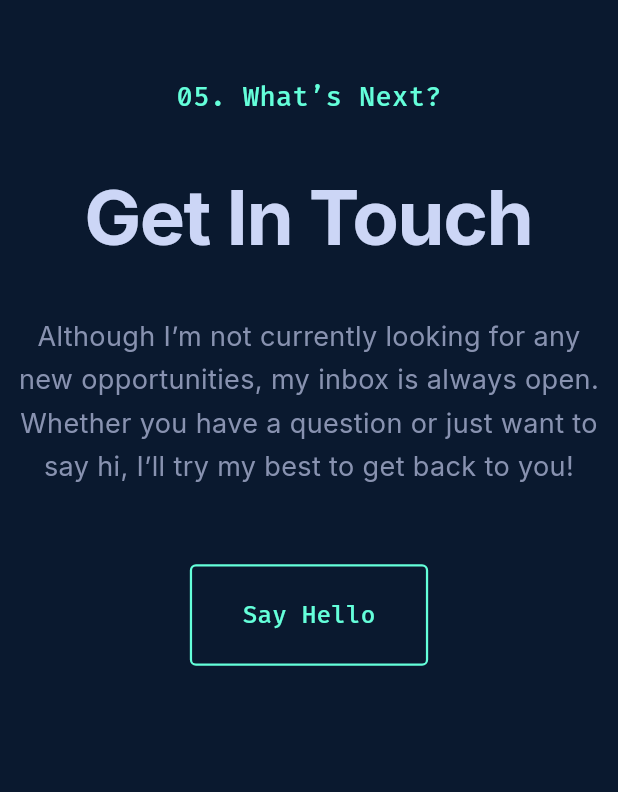
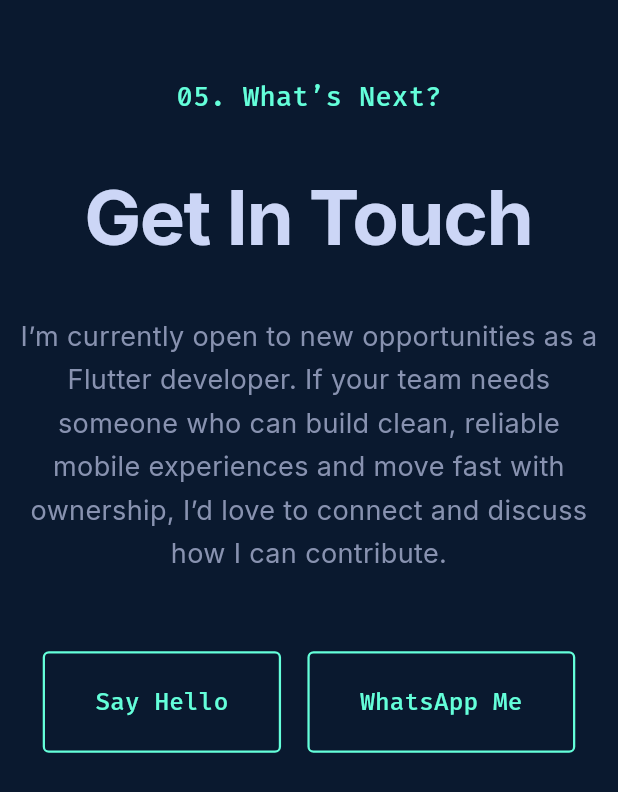
Before and after one commit to shohanur55/shohanur55, a Flutter app: the ContactSection widget shown alone on an empty page, opened directly, on a phone screen of 412 x 824 dp. Shown: the top 792 px of the screen. Run offline on Flutter 3.47's test engine with Material 3 defaults, Android fonts, the phone set to English and light mode, and no system bars; our stand-ins replace carousel_slider, flutter_animate, flutter_screenutil, font_awesome_flutter, google_fonts; missing offline and left inert: dotlottie_flutter.

Commit message:
Update portfolio: experience, skills, contact & footer
Add new Team Leader experience at SM Technology and adjust GTR tenure to end Dec 2024; include C#/ASP.NET across experiences. Add several new skill entries (real-time chat, WebRTC/Zegocloud, push notifications, app deployment). Update contact section copy to indicate availability, replace single button with a Wrap containing 'Say Hello' (mailto) and 'WhatsApp Me' buttons. Improve experience rendering: specially style description lines that start with 'Career progression:' as a highlighted timeline item. Update footer credit to 'Md. Shohanur Rahaman'. These changes reflect updated career status, skills, and contact options and add a clearer UI treatment for career progression points.

```diff
--- a/lib/presentation/sections/contact_section.dart
+++ b/lib/presentation/sections/contact_section.dart
@@ -35,7 +35,7 @@ class ContactSection extends StatelessWidget {
           ConstrainedBox(
             constraints: const BoxConstraints(maxWidth: 600),
             child: Text(
-              'Although I’m not currently looking for any new opportunities, my inbox is always open. Whether you have a question or just want to say hi, I’ll try my best to get back to you!',
+              'I’m currently open to new opportunities as a Flutter developer. If your team needs someone who can build clean, reliable mobile experiences and move fast with ownership, I’d love to connect and discuss how I can contribute.',
               textAlign: TextAlign.center,
               style: GoogleFonts.inter(
                 color: AppTheme.secondaryColor,
@@ -45,6 +45,11 @@ class ContactSection extends StatelessWidget {
             ),
           ),
           SizedBox(height: 50.h),
+          Wrap(
+            alignment: WrapAlignment.center,
+            spacing: 16.w,
+            runSpacing: 16.h,
+            children: [
               OutlinedButton(
                 onPressed: () {
                   _launchURL('mailto:mshohan088@gmail.com');
@@ -64,6 +69,27 @@ class ContactSection extends StatelessWidget {
                   ),
                 ),
               ),
+              OutlinedButton(
+                onPressed: () {
+                  _launchURL('https://wa.me/8801853205092');
+                },
+                style: OutlinedButton.styleFrom(
+                  padding: EdgeInsets.symmetric(horizontal: 32.w, vertical: 22.h),
+                  side: const BorderSide(color: AppTheme.primaryColor, width: 1.5),
+                  shape: RoundedRectangleBorder(
+                    borderRadius: BorderRadius.circular(4.r),
+                  ),
+                ),
+                child: Text(
+                  'WhatsApp Me',
+                  style: GoogleFonts.firaCode(
+                    color: AppTheme.primaryColor,
+                    fontSize: 16.sp.clamp(14.0, 20.0),
+                  ),
+                ),
+              ),
+            ],
+          ),
         ],
       ),
     );
--- a/lib/presentation/widgets/footer.dart
+++ b/lib/presentation/widgets/footer.dart
@@ -36,7 +36,7 @@ class Footer extends StatelessWidget {
           ),
           SizedBox(height: 24.h),
           Text(
-            'Designed & Built by Muhammad Shohan',
+            'Designed & Built by Md. Shohanur Rahaman',
             style: GoogleFonts.firaCode(
               color: AppTheme.secondaryColor,
               fontSize: 14.sp.clamp(12.0, 18.0),
```
Also changed, not shown: lib/data/static/static_portfolio_data.dart (+45 -3 lines), lib/presentation/sections/experience_section.dart (+34 -0 lines). Lines whose indentation alone changed are shown as unchanged.
